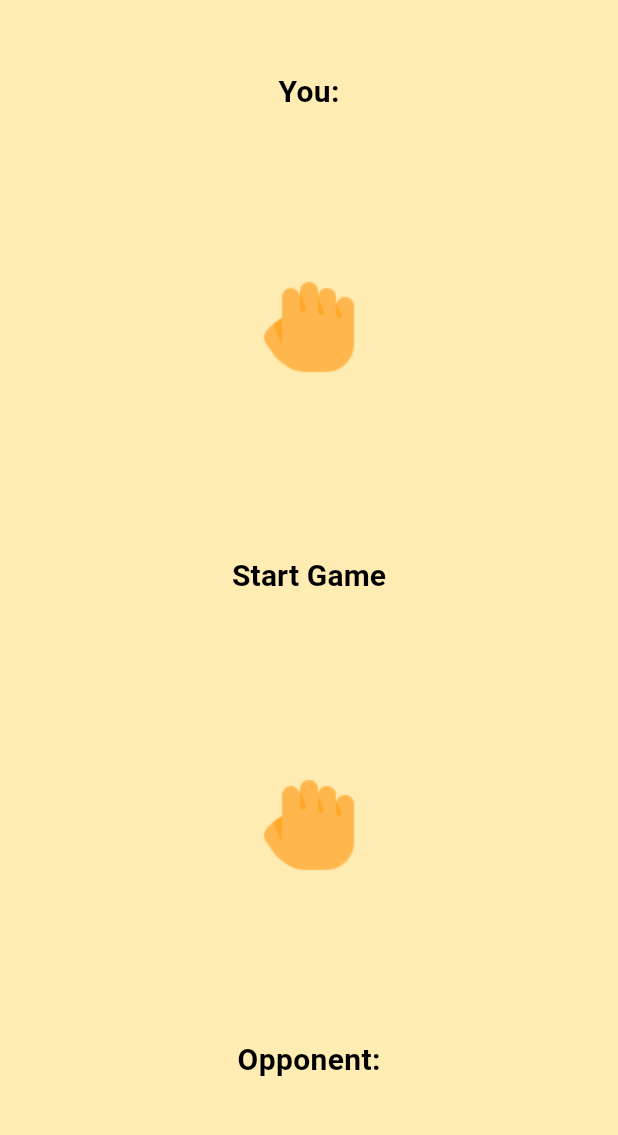
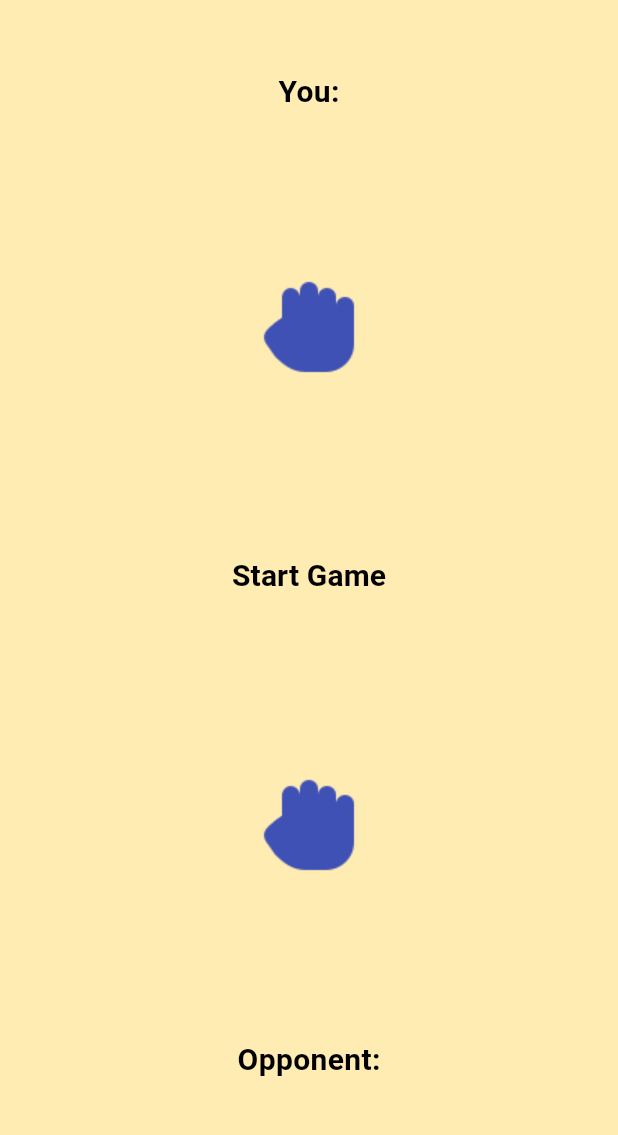
Before and after one commit to A-Alivi/Rock-Paper-Scissor-, a Flutter app: the screen it shows after launch, on a phone screen of 412 x 824 dp, the part 84-1219 px from its top. Run offline on Flutter 3.47's test engine with Material 3 defaults, Android fonts, the phone set to English and light mode, and no system bars; Roboto replaces fonts that are missing (vazir).

Commit message:
create apk

```diff
--- a/lib/game_main_screen.dart
+++ b/lib/game_main_screen.dart
@@ -62,7 +62,10 @@ class _GameApplicationState extends State<GameApplication> {
                       fontWeight: FontWeight.bold,
                       fontSize: 20),
                 ),
-                Image.asset('images/$userChoice.png'),
+                Image.asset(
+                  'images/$userChoice.png',
+                  color: Colors.indigo,
+                ),
                 Builder(
                   builder: (BuildContext context) {
                     return TextButton(
@@ -102,7 +105,10 @@ class _GameApplicationState extends State<GameApplication> {
                     );
                   },
                 ),
-                Image.asset('images/$opponentChoice.png'),
+                Image.asset(
+                  'images/$opponentChoice.png',
+                  color: Colors.indigo,
+                ),
                 const Text(
                   'Opponent:',
                   style: TextStyle(
```
